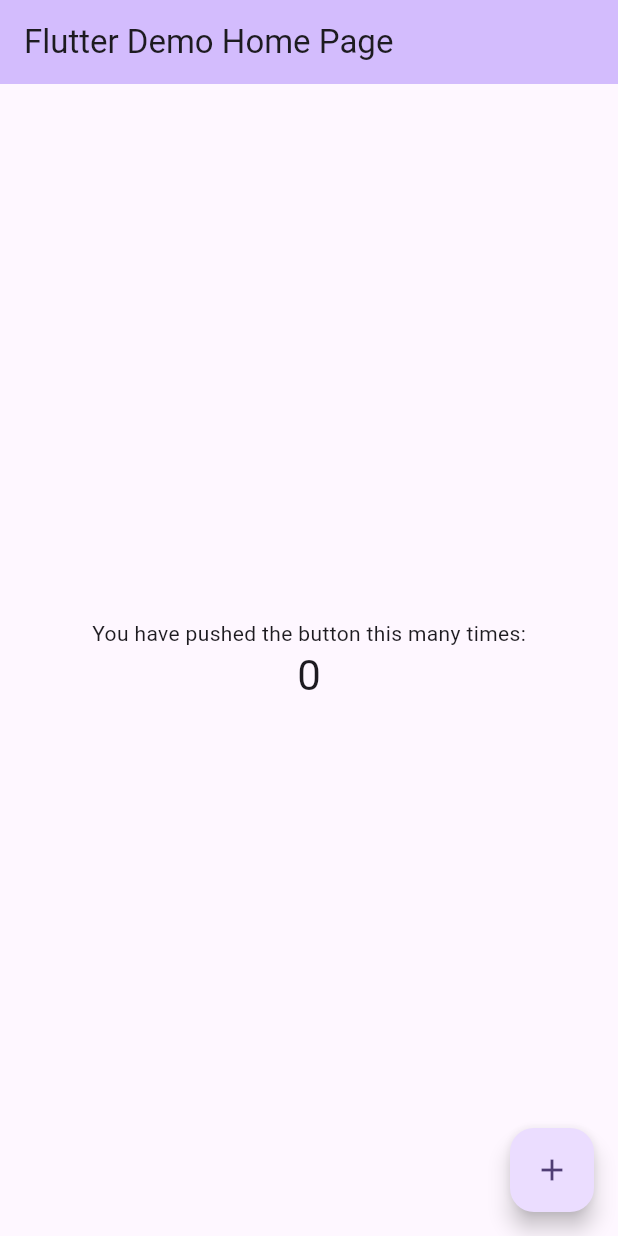
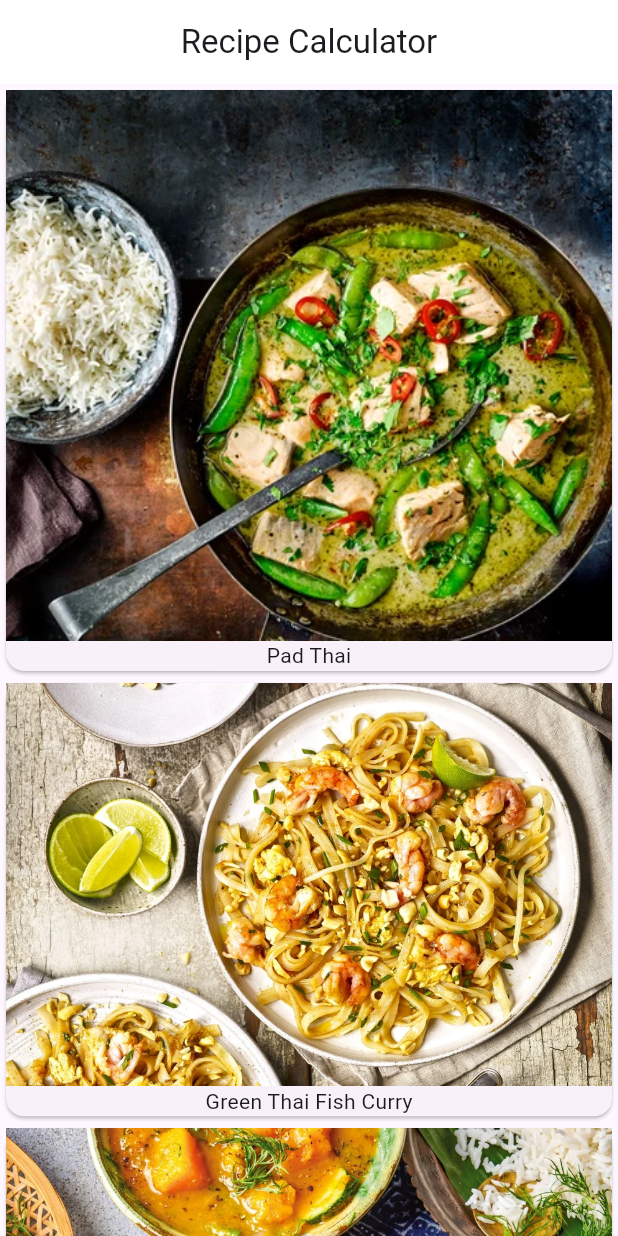
Before and after one commit to m0830295514-boop/recipe, a Flutter app: the screen it shows after launch, on a phone screen of 412 x 824 dp. Run offline on Flutter 3.47's test engine with Material 3 defaults, Android fonts, the phone set to English and light mode, and no system bars.

Commit message:
List View Update

```diff
--- a/lib/main.dart
+++ b/lib/main.dart
@@ -1,11 +1,12 @@
 import 'package:flutter/material.dart';
+import 'package:myapp/model/recipe.dart';
 
 void main() {
-  runApp(const MyApp());
+  runApp(const RecipeApp());
 }
 
-class MyApp extends StatelessWidget {
-  const MyApp({super.key});
+class RecipeApp extends StatelessWidget {
+  const RecipeApp({super.key});
 
   // This widget is the root of your application.
   @override
@@ -13,24 +14,12 @@ class MyApp extends StatelessWidget {
     return MaterialApp(
       title: 'Flutter Demo',
       theme: ThemeData(
-        // This is the theme of your application.
-        //
-        // TRY THIS: Try running your application with "flutter run". You'll see
-        // the application has a purple toolbar. Then, without quitting the app,
-        // try changing the seedColor in the colorScheme below to Colors.green
-        // and then invoke "hot reload" (save your changes or press the "hot
-        // reload" button in a Flutter-supported IDE, or press "r" if you used
-        // the command line to start the app).
-        //
-        // Notice that the counter didn't reset back to zero; the application
-        // state is not lost during the reload. To reset the state, use hot
-        // restart instead.
-        //
-        // This works for code too, not just values: Most code changes can be
-        // tested with just a hot reload.
+        appBarTheme: const AppBarTheme(
+          centerTitle: true,
+        ),
         colorScheme: ColorScheme.fromSeed(seedColor: Colors.deepPurple),
       ),
-      home: const MyHomePage(title: 'Flutter Demo Home Page'),
+      home: const MyHomePage(title: 'Recipe Calculator'),
     );
   }
 }
@@ -54,69 +43,36 @@ class MyHomePage extends StatefulWidget {
 }
 
 class _MyHomePageState extends State<MyHomePage> {
-  int _counter = 0;
-
-  void _incrementCounter() {
-    setState(() {
-      // This call to setState tells the Flutter framework that something has
-      // changed in this State, which causes it to rerun the build method below
-      // so that the display can reflect the updated values. If we changed
-      // _counter without calling setState(), then the build method would not be
-      // called again, and so nothing would appear to happen.
-      _counter++;
-    });
-  }
 
   @override
   Widget build(BuildContext context) {
-    // This method is rerun every time setState is called, for instance as done
-    // by the _incrementCounter method above.
-    //
-    // The Flutter framework has been optimized to make rerunning build methods
-    // fast, so that you can just rebuild anything that needs updating rather
-    // than having to individually change instances of widgets.
+
     return Scaffold(
       appBar: AppBar(
-        // TRY THIS: Try changing the color here to a specific color (to
-        // Colors.amber, perhaps?) and trigger a hot reload to see the AppBar
-        // change color while the other colors stay the same.
-        backgroundColor: Theme.of(context).colorScheme.inversePrimary,
-        // Here we take the value from the MyHomePage object that was created by
-        // the App.build method, and use it to set our appbar title.
+        backgroundColor: Colors.white,
         title: Text(widget.title),
       ),
-      body: Center(
-        // Center is a layout widget. It takes a single child and positions it
-        // in the middle of the parent.
-        child: Column(
-          // Column is also a layout widget. It takes a list of children and
-          // arranges them vertically. By default, it sizes itself to fit its
-          // children horizontally, and tries to be as tall as its parent.
-          //
-          // Column has various properties to control how it sizes itself and
-          // how it positions its children. Here we use mainAxisAlignment to
-          // center the children vertically; the main axis here is the vertical
-          // axis because Columns are vertical (the cross axis would be
-          // horizontal).
-          //
-          // TRY THIS: Invoke "debug painting" (choose the "Toggle Debug Paint"
-          // action in the IDE, or press "p" in the console), to see the
-          // wireframe for each widget.
-          mainAxisAlignment: MainAxisAlignment.center,
-          children: <Widget>[
-            const Text('You have pushed the button this many times:'),
-            Text(
-              '$_counter',
-              style: Theme.of(context).textTheme.headlineMedium,
-            ),
-          ],
+      body: SafeArea(child: Container(
+        child: ListView.builder(
+          itemCount: Recipe.samples.length, //Number of items = 4
+          itemBuilder: (BuildContext context, int index) {
+            //itemBuilder will work as for loop to generate
+            //return a widget for each item list
+            return buildRecipeCard(Recipe.samples[index]);
+           },
         ),
+      )),
+    );
+  }
+
+  Widget buildRecipeCard(Recipe recipe) {
+    return Card(
+      child: Column(
+        children: <Widget>[
+          Image(image: AssetImage(recipe.imgUrl)),
+          Text(recipe.imgTitle),
+        ],
       ),
-      floatingActionButton: FloatingActionButton(
-        onPressed: _incrementCounter,
-        tooltip: 'Increment',
-        child: const Icon(Icons.add),
-      ), // This trailing comma makes auto-formatting nicer for build methods.
     );
   }
 }
--- /dev/null
+++ b/lib/model/recipe.dart
@@ -0,0 +1,15 @@
+class Recipe {
+  String imgUrl;
+  String imgTitle;
+
+  //constructor
+  Recipe(this.imgUrl, this.imgTitle);
+
+  static List<Recipe> samples =
+      [
+      Recipe('assets/images/1.webp','Pad Thai',),
+      Recipe('assets/images/2.webp','Green Thai Fish Curry',),
+      Recipe('assets/images/3.webp','Pumpkin Curry',),
+      Recipe('assets/images/4.webp','Northern Larb',),
+      ];
+}
--- a/pubspec.yaml
+++ b/pubspec.yaml
@@ -58,9 +58,8 @@ flutter:
   uses-material-design: true
 
   # To add assets to your application, add an assets section, like this:
-  # assets:
-  #   - images/a_dot_burr.jpeg
-  #   - images/a_dot_ham.jpeg
+  assets:
+    - assets/images/
 
   # An image asset can refer to one or more resolution-specific "variants", see
   # https://flutter.dev/to/resolution-aware-images
```
Also changed, not shown: assets/images/1.webp (added), assets/images/2.webp (added), assets/images/3.webp (added), assets/images/4.webp (added).
